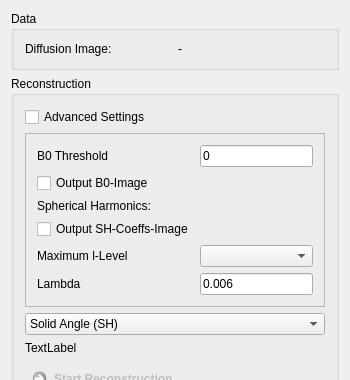
Above: Plugins/org.mitk.gui.qt.diffusionimaging/src/internal/QmitkQBallReconstructionViewControls.ui from MITK/MITK before the change; both pictures show x 0 to 350 and y 0 to 380 of the 350 by 844 pixel window. Below: the same form after it.
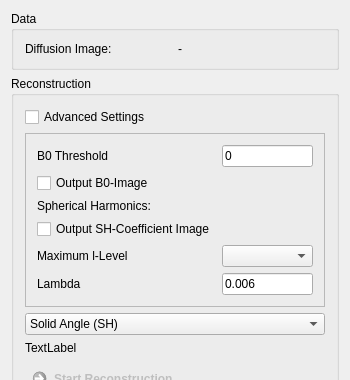
That is the form after the change.

The edit to the form file:
```diff
--- a/Plugins/org.mitk.gui.qt.diffusionimaging/src/internal/QmitkQBallReconstructionViewControls.ui
+++ b/Plugins/org.mitk.gui.qt.diffusionimaging/src/internal/QmitkQBallReconstructionViewControls.ui
@@ -166,7 +166,7 @@
          <item row="4" column="0">
           <widget class="QCheckBox" name="m_OutputCoeffsImage">
            <property name="text">
-            <string>Output SH-Coeffs-Image</string>
+            <string>Output SH-Coefficient Image</string>
            </property>
           </widget>
          </item>
```
